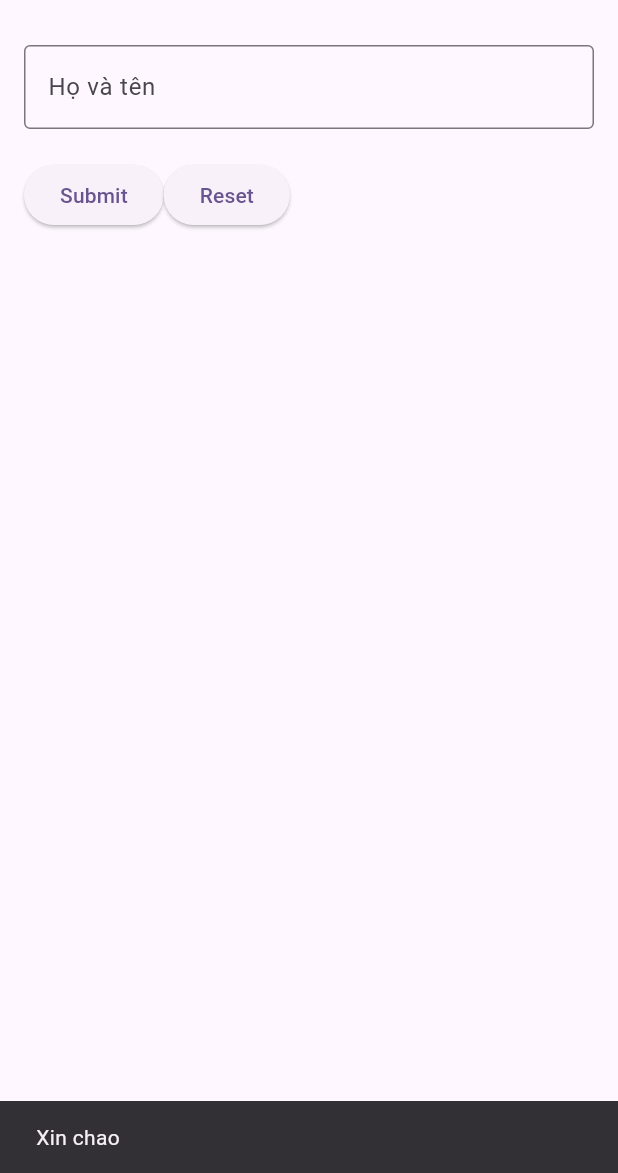
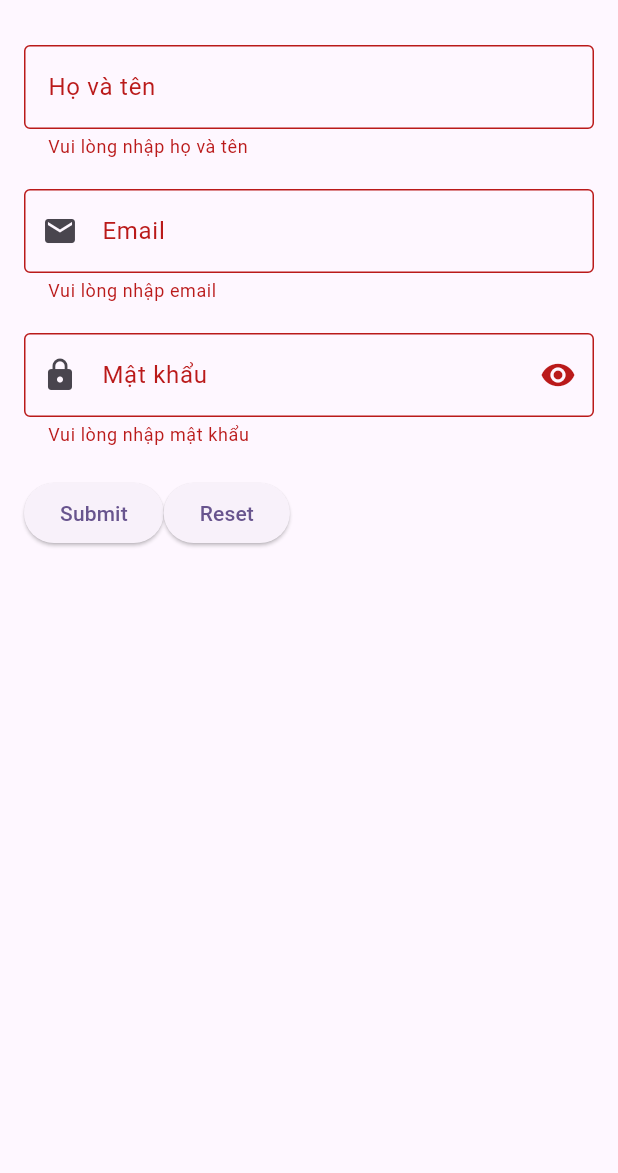
Before and after one commit to TrungKien2714/dart_tutorial, a Flutter app: the screen it shows after launch, after a tap on "Submit", on a phone screen of 412 x 824 dp, the part 63-1236 px from its top. Run offline on Flutter 3.47's test engine with Material 3 defaults, Android fonts, the phone set to English and light mode, and no system bars.

Commit message:
TextFormField

```diff
--- /dev/null
+++ b/app_01/lib/form/TextFormField.dart
@@ -0,0 +1,128 @@
+import 'package:flutter/material.dart';
+
+class Textformfield extends StatefulWidget {
+  @override
+  State<StatefulWidget> createState() => _TextformfieldState();
+}
+
+class _TextformfieldState extends State<Textformfield> {
+  final _formKey = GlobalKey<FormState>();
+  String? _name;
+  final _fullnameController = TextEditingController();
+  final _emailController = TextEditingController();
+  final _passwordController = TextEditingController();
+  bool _isObscure = true;
+  @override
+  Widget build(BuildContext context) {
+    return Scaffold(
+      appBar: AppBar(title: Text('Form Basic Demo')),
+      body: Padding(
+        padding: EdgeInsets.all(16.0),
+        child: Form(
+          key: _formKey,
+          child: Column(
+            children: [
+              //TextFormField  là phiên bản mở rộng của TextField
+              //Validator: kiểm tra tính hợp lệ của dữ liệu nhập vào
+              //Controller cho phép truy cập và điều khiển dữ liệu nhập vào
+              //obscureText: ẩn văn bản nhập vào (thường dùng cho mật khẩu)
+              //AutoValidateMode: điều khiển thời điểm validation được kích hoạt
+              TextFormField(
+                controller: _fullnameController,
+                decoration: InputDecoration(
+                  labelText: "Họ và tên",
+                  hintText: "Nhập họ và tên của bạn",
+                  border: OutlineInputBorder(),
+                ),
+                onSaved: (newValue) => _name = newValue,
+                validator: (value) {
+                  if (value == null || value.isEmpty) {
+                    return "Vui lòng nhập họ và tên";
+                  }
+                  return null;
+                },
+              ),
+              SizedBox(height: 20),
+              TextFormField(
+                controller: _emailController,
+                decoration: InputDecoration(
+                  labelText: "Email",
+                  hintText: "example@gmail.com",
+                  prefixIcon: Icon(Icons.email),
+                  border: OutlineInputBorder(),
+                ),
+                keyboardType: TextInputType.emailAddress,
+                validator: (value) {
+                  if (value == null || value.isEmpty) {
+                    return "Vui lòng nhập email";
+                  }
+                  if (!RegExp(
+                    r'^[\w-\.]+@([\w-]+\.)+[\w-]{2,4}$',
+                  ).hasMatch(value)) {
+                    return "Vui lòng nhập email hợp lệ";
+                  }
+                  return null;
+                },
+              ),
+              SizedBox(height: 20),
+              TextFormField(
+                controller: _passwordController,
+                decoration: InputDecoration(
+                  labelText: "Mật khẩu",
+                  hintText: "Nhập mật khẩu của bạn",
+                  prefixIcon: Icon(Icons.lock),
+                  border: OutlineInputBorder(),
+                  suffixIcon: IconButton(
+                    icon: Icon(
+                      _isObscure ? Icons.visibility : Icons.visibility_off,
+                    ),
+                    onPressed: () {
+                      setState(() {
+                        _isObscure = !_isObscure;
+                      });
+                    },
+                  ),
+                ),
+                obscureText: _isObscure,
+                validator: (value) {
+                  if (value == null || value.isEmpty) {
+                    return "Vui lòng nhập mật khẩu";
+                  }
+                  if (value.length < 6) {
+                    return "Mật khẩu phải có ít nhất 6 ký tự";
+                  }
+                  return null;
+                },
+              ),
+              SizedBox(height: 20),
+              Row(
+                children: [
+                  ElevatedButton(
+                    onPressed: () {
+                      if (_formKey.currentState!.validate()) {
+                        _formKey.currentState!.save();
+                        ScaffoldMessenger.of(context).showSnackBar(
+                          SnackBar(content: Text("Xin chao $_name")),
+                        );
+                      }
+                    },
+                    child: Text("Submit"),
+                  ),
+                  ElevatedButton(
+                    onPressed: () {
+                      _formKey.currentState!.reset();
+                      setState(() {
+                        _name = null;
+                      });
+                    },
+                    child: Text("Reset"),
+                  ),
+                ],
+              ),
+            ],
+          ),
+        ),
+      ),
+    );
+  }
+}
--- a/app_01/lib/main.dart
+++ b/app_01/lib/main.dart
@@ -10,6 +10,7 @@ import 'my_widget/MyGestures.dart';
 import 'my_widget/MyTextField.dart';
 import 'my_widget/MyTextField2.dart';
 import 'form/form_basic.dart';
+import 'form/TextFormField.dart';
 
 void main() {
   runApp(const MyApp());
@@ -42,7 +43,7 @@ class MyApp extends StatelessWidget {
         // tested with just a hot reload.
         colorScheme: .fromSeed(seedColor: Colors.deepPurple),
       ),
-      home: FormBasic(),
+      home: Textformfield(),
     );
   }
 }
```
